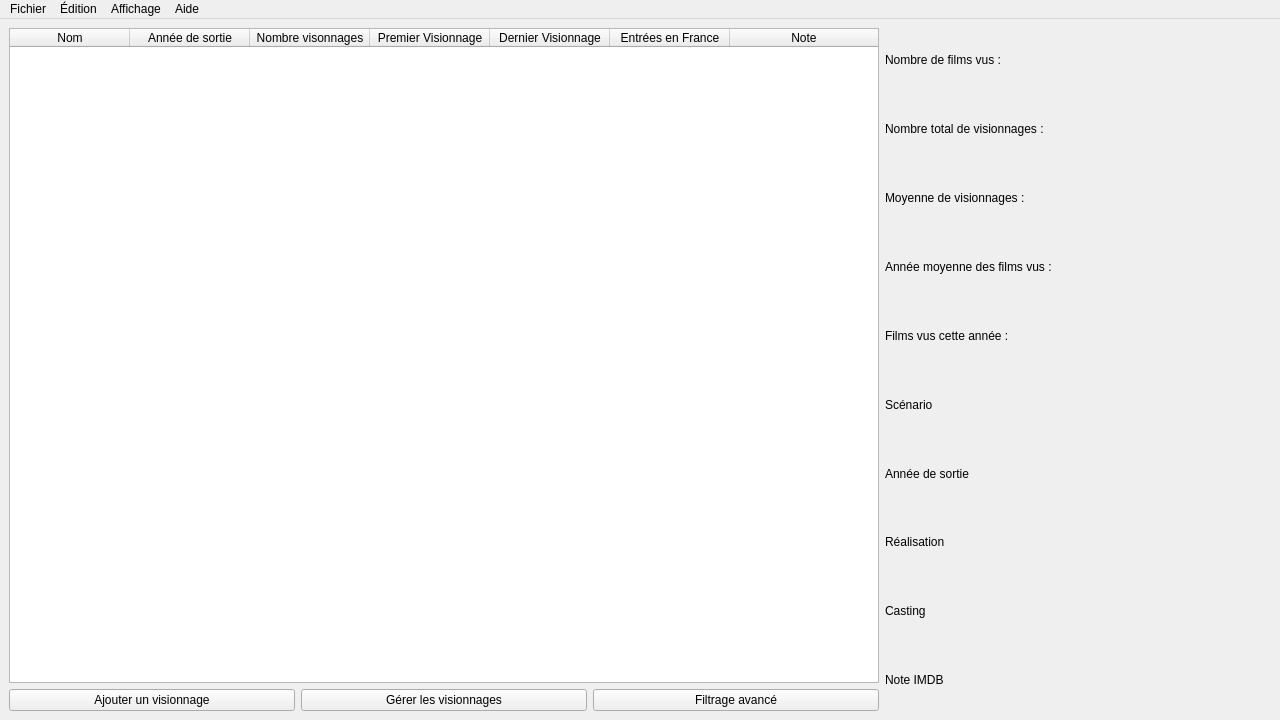
First picture: the form in MainWindow.ui, repository AmbreM71/MovieManager, before the edit.
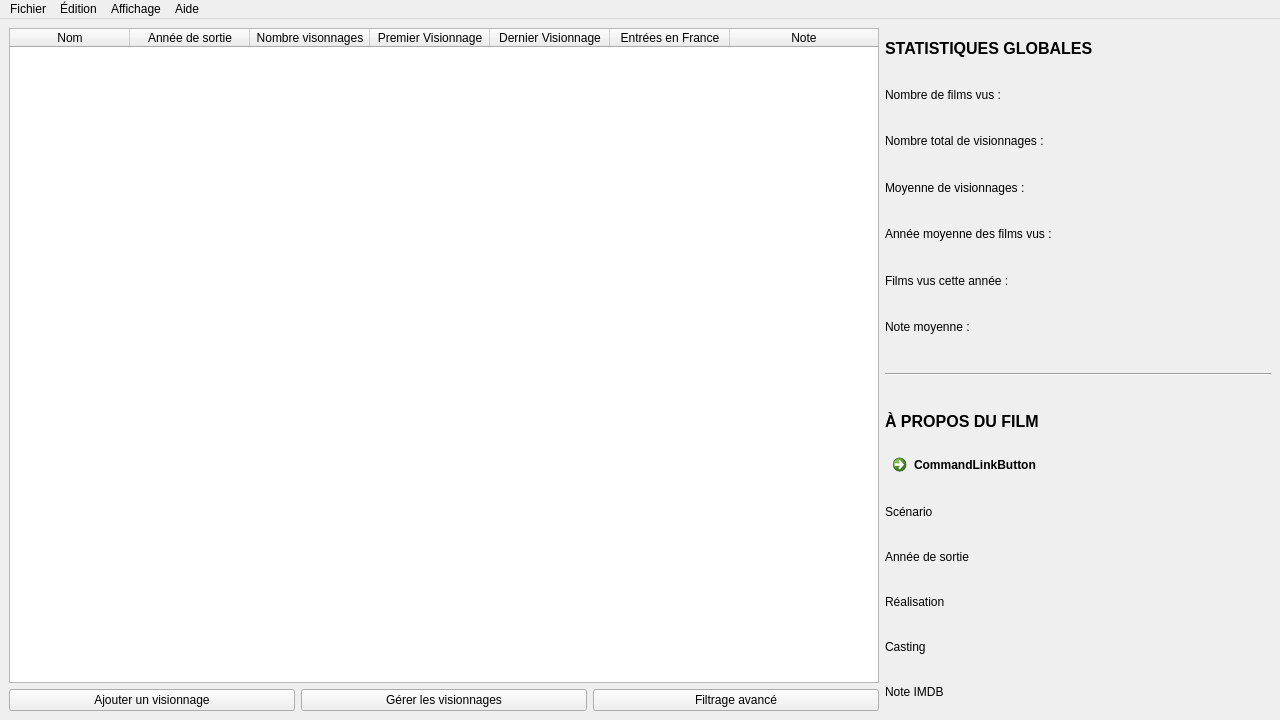
Second picture: the form after the edit.

The edit to the form file:
```diff
--- a/MainWindow.ui
+++ b/MainWindow.ui
@@ -181,7 +181,30 @@
      <layout class="QVBoxLayout" name="InfosLayout">
       <item>
        <layout class="QGridLayout" name="GeneralInfosLayout">
-        <item row="3" column="0">
+        <item row="6" column="0">
+         <widget class="QLabel" name="AverageRatingLabel">
+          <property name="text">
+           <string>Note moyenne : </string>
+          </property>
+         </widget>
+        </item>
+        <item row="0" column="0">
+         <widget class="QLabel" name="GlobalStatsLabel">
+          <property name="font">
+           <font>
+            <pointsize>12</pointsize>
+            <bold>true</bold>
+           </font>
+          </property>
+          <property name="text">
+           <string>STATISTIQUES GLOBALES</string>
+          </property>
+          <property name="alignment">
+           <set>Qt::AlignLeading|Qt::AlignLeft|Qt::AlignVCenter</set>
+          </property>
+         </widget>
+        </item>
+        <item row="4" column="0">
          <widget class="QLabel" name="AverageYearLabel">
           <property name="text">
            <string>Année moyenne des films vus : </string>
@@ -189,52 +212,98 @@
          </widget>
         </item>
         <item row="1" column="0">
+         <widget class="QLabel" name="TotalMoviesLabel">
+          <property name="text">
+           <string>Nombre de films vus : </string>
+          </property>
+         </widget>
+        </item>
+        <item row="3" column="0">
+         <widget class="QLabel" name="AverageViewLabel">
+          <property name="text">
+           <string>Moyenne de visionnages : </string>
+          </property>
+         </widget>
+        </item>
+        <item row="2" column="0">
          <widget class="QLabel" name="TotalViewLabel">
           <property name="text">
            <string>Nombre total de visionnages : </string>
           </property>
          </widget>
         </item>
-        <item row="4" column="0">
+        <item row="5" column="0">
          <widget class="QLabel" name="ViewThisYear">
           <property name="text">
            <string>Films vus cette année : </string>
           </property>
          </widget>
         </item>
-        <item row="2" column="0">
-         <widget class="QLabel" name="AverageViewLabel">
-          <property name="text">
-           <string>Moyenne de visionnages : </string>
+        <item row="7" column="0">
+         <spacer name="verticalSpacer">
+          <property name="orientation">
+           <enum>Qt::Vertical</enum>
           </property>
-         </widget>
-        </item>
-        <item row="0" column="0">
-         <widget class="QLabel" name="TotalMoviesLabel">
-          <property name="text">
-           <string>Nombre de films vus : </string>
+          <property name="sizeType">
+           <enum>QSizePolicy::Preferred</enum>
           </property>
-         </widget>
+          <property name="sizeHint" stdset="0">
+           <size>
+            <width>20</width>
+            <height>20</height>
+           </size>
+          </property>
+         </spacer>
         </item>
        </layout>
       </item>
       <item>
        <layout class="QGridLayout" name="SelectionInfosLayout">
-        <item row="5" column="0">
+        <item row="4" column="0">
+         <widget class="QLabel" name="MovieScreenplayLabel">
+          <property name="text">
+           <string>Scénario</string>
+          </property>
+         </widget>
+        </item>
+        <item row="9" column="0">
          <widget class="QLabel" name="MovieIMDBRateLabel">
           <property name="text">
            <string>Note IMDB</string>
           </property>
          </widget>
         </item>
-        <item row="2" column="0">
+        <item row="5" column="0">
+         <widget class="QLabel" name="MovieReleaseYearLabel">
+          <property name="text">
+           <string>Année de sortie</string>
+          </property>
+         </widget>
+        </item>
+        <item row="6" column="0">
          <widget class="QLabel" name="MovieDirectorLabel">
           <property name="text">
            <string>Réalisation</string>
           </property>
          </widget>
         </item>
-        <item row="4" column="0">
+        <item row="2" column="0">
+         <widget class="QLabel" name="label">
+          <property name="font">
+           <font>
+            <pointsize>12</pointsize>
+            <bold>true</bold>
+           </font>
+          </property>
+          <property name="text">
+           <string>À PROPOS DU FILM</string>
+          </property>
+          <property name="alignment">
+           <set>Qt::AlignLeading|Qt::AlignLeft|Qt::AlignVCenter</set>
+          </property>
+         </widget>
+        </item>
+        <item row="8" column="0">
          <widget class="QLabel" name="MovieCastLabel">
           <property name="text">
            <string>Casting</string>
@@ -242,16 +311,32 @@
          </widget>
         </item>
         <item row="1" column="0">
-         <widget class="QLabel" name="MovieReleaseYearLabel">
-          <property name="text">
-           <string>Année de sortie</string>
+         <spacer name="verticalSpacer_2">
+          <property name="orientation">
+           <enum>Qt::Vertical</enum>
           </property>
-         </widget>
+          <property name="sizeType">
+           <enum>QSizePolicy::Preferred</enum>
+          </property>
+          <property name="sizeHint" stdset="0">
+           <size>
+            <width>20</width>
+            <height>20</height>
+           </size>
+          </property>
+         </spacer>
         </item>
         <item row="0" column="0">
-         <widget class="QLabel" name="MovieScreenplayLabel">
+         <widget class="Line" name="line">
+          <property name="orientation">
+           <enum>Qt::Horizontal</enum>
+          </property>
+         </widget>
+        </item>
+        <item row="3" column="0">
+         <widget class="QCommandLinkButton" name="commandLinkButton">
           <property name="text">
-           <string>Scénario</string>
+           <string>CommandLinkButton</string>
           </property>
          </widget>
         </item>
```
